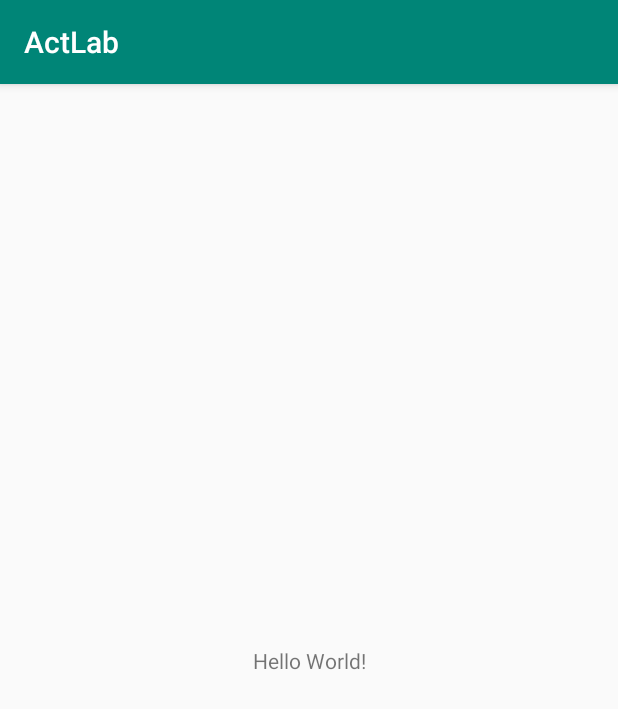
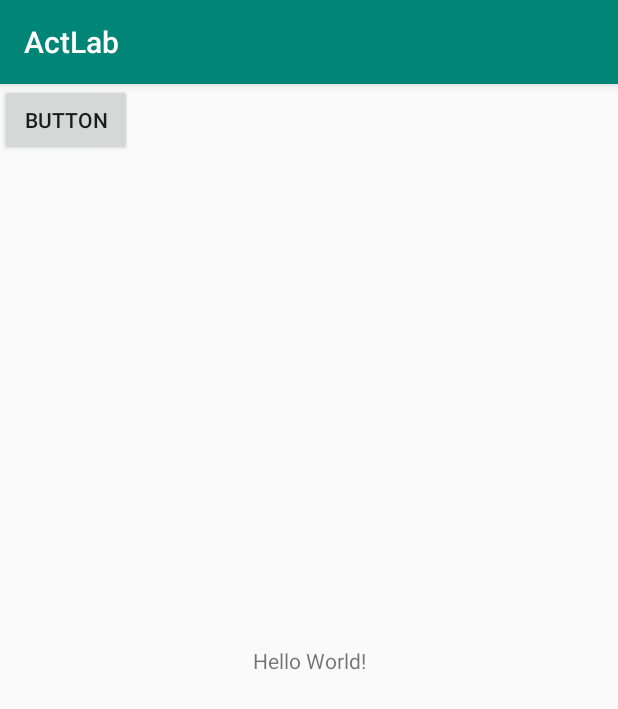
Before and after one commit to THtianhao/AndroidLab, an Android app: the screen it shows after launch (Actlab), on a phone screen of 412 x 824 dp. Shown: the top 709 px of the screen. Run offline under Robolectric (Android 15) with nearby library versions, the phone set to English and light mode, and no system bars.

Commit message:
modify 四种启动模式

```diff
--- a/app/build.gradle
+++ b/app/build.gradle
@@ -7,7 +7,7 @@ apply plugin: 'kotlin-android-extensions'
 android {
     compileSdkVersion 28
     defaultConfig {
-        applicationId "labb.toto.actlab"
+        applicationId "lab.mon.actlab"
         minSdkVersion 21
         targetSdkVersion 28
         versionCode 1
@@ -24,9 +24,11 @@ android {
 
 dependencies {
     implementation fileTree(dir: 'libs', include: ['*.jar'])
-    implementation"org.jetbrains.kotlin:kotlin-stdlib-jdk7:$kotlin_version"
+    implementation "org.jetbrains.kotlin:kotlin-stdlib-jdk7:$kotlin_version"
     implementation 'com.android.support:appcompat-v7:28.0.0'
     implementation 'com.android.support.constraint:constraint-layout:1.1.3'
+    implementation "org.jetbrains.kotlin:kotlin-reflect:$kotlin_version"
+
     testImplementation 'junit:junit:4.12'
     androidTestImplementation 'com.android.support.test:runner:1.0.2'
     androidTestImplementation 'com.android.support.test.espresso:espresso-core:3.0.2'
--- /dev/null
+++ b/app/src/main/java/lab/mon/actlab/component/Actlab.kt
@@ -0,0 +1,52 @@
+package lab.mon.actlab.component
+
+import android.content.Intent
+import android.os.Bundle
+import android.util.Log
+import android.view.View
+import lab.mon.actlab.R
+
+class Actlab : BaseActivity() {
+
+    override fun onCreate(savedInstanceState: Bundle?) {
+        super.onCreate(savedInstanceState)
+        setContentView(R.layout.activity_actlab)
+        print("oncreate")
+    }
+
+    override fun onResume() {
+        super.onResume()
+    }
+
+    override fun onNewIntent(intent: Intent?) {
+        super.onNewIntent(intent)
+    }
+
+    override fun onRestart() {
+        super.onRestart()
+    }
+
+    override fun onPause() {
+        super.onPause()
+    }
+
+    override fun onStop() {
+        super.onStop()
+    }
+
+    override fun onDestroy() {
+        super.onDestroy()
+    }
+
+    val DEBBUG = true
+    private fun print(message: String) {
+        if (DEBBUG) {
+            Log.i("toto" + this::class.simpleName, message)
+        }
+    }
+
+
+    fun jump(v: View) {
+        startActivity(Intent(this, TwoActivity::class.java))
+    }
+}
--- /dev/null
+++ b/app/src/main/java/lab/mon/actlab/component/BaseActivity.kt
@@ -0,0 +1,7 @@
+package lab.mon.actlab.component
+
+import android.support.v7.app.AppCompatActivity
+
+open class BaseActivity : AppCompatActivity() {
+
+}
--- a/app/src/main/java/labb/toto/actlab/Actlab.kt
+++ /dev/null
@@ -1,12 +0,0 @@
-package labb.toto.actlab
-
-import android.support.v7.app.AppCompatActivity
-import android.os.Bundle
-
-class Actlab : AppCompatActivity() {
-
-    override fun onCreate(savedInstanceState: Bundle?) {
-        super.onCreate(savedInstanceState)
-        setContentView(R.layout.activity_actlab)
-    }
-}
--- a/app/src/main/res/layout/activity_actlab.xml
+++ b/app/src/main/res/layout/activity_actlab.xml
@@ -5,7 +5,7 @@
         xmlns:app="http://schemas.android.com/apk/res-auto"
         android:layout_width="match_parent"
         android:layout_height="match_parent"
-        tools:context=".Actlab">
+        tools:context=".component.Actlab">
 
     <TextView
             android:layout_width="wrap_content"
@@ -15,5 +15,13 @@
             app:layout_constraintLeft_toLeftOf="parent"
             app:layout_constraintRight_toRightOf="parent"
             app:layout_constraintTop_toTopOf="parent"/>
+    <Button
+            android:text="Button"
+            android:layout_width="wrap_content"
+            android:layout_height="wrap_content"
+            tools:layout_editor_absoluteY="16dp"
+            tools:layout_editor_absoluteX="16dp"
+            android:id="@+id/button3"
+            android:onClick="jump" />
 
 </android.support.constraint.ConstraintLayout>
```
Also changed, not shown: app/src/main/AndroidManifest.xml (+9 -3 lines), app/src/main/java/lab/mon/actlab/component/TUtils.kt (added, +7 -0 lines), app/src/main/java/lab/mon/actlab/component/ThreeActivity.kt (added, +19 -0 lines), app/src/main/java/lab/mon/actlab/component/TwoActivity.kt (added, +19 -0 lines), app/src/main/res/layout/activity_three.xml (added, +15 -0 lines), app/src/main/res/layout/activity_two.xml (added, +16 -0 lines), 5 other files.
